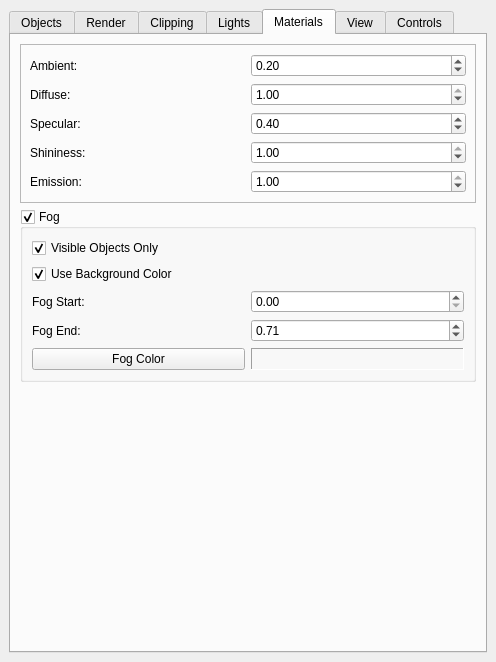
This is src/Interface/Modules/Render/ViewSceneControls.ui in SCIInstitute/SCIRun as Qt 5 draws it before an edit. The edited form follows.
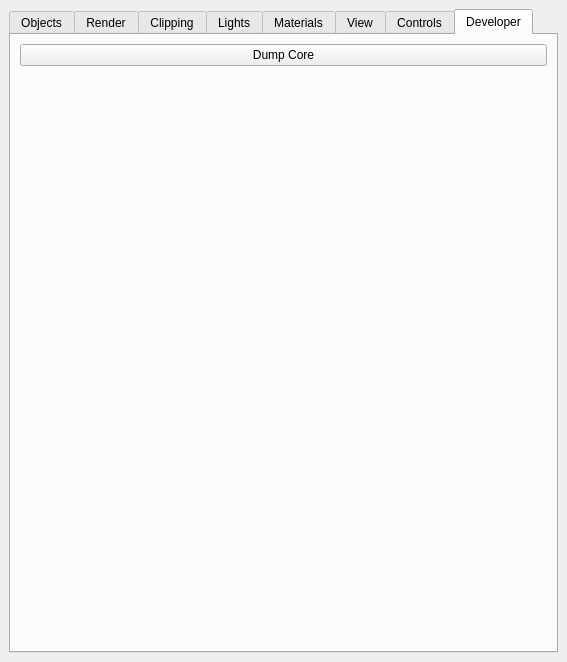
This is the edited form.

Commit message: added toString Button

```diff
--- a/src/Interface/Modules/Render/ViewSceneControls.ui
+++ b/src/Interface/Modules/Render/ViewSceneControls.ui
@@ -6,7 +6,7 @@
    <rect>
     <x>0</x>
     <y>0</y>
-    <width>496</width>
+    <width>567</width>
     <height>662</height>
    </rect>
   </property>
@@ -39,7 +39,7 @@
        </font>
       </property>
       <property name="currentIndex">
-       <number>4</number>
+       <number>7</number>
       </property>
       <widget class="QWidget" name="ObjectTab">
        <attribute name="title">
@@ -2347,6 +2347,39 @@
         </item>
        </layout>
       </widget>
+      <widget class="QWidget" name="DeveloperTab">
+       <attribute name="title">
+        <string>Developer</string>
+       </attribute>
+       <layout class="QGridLayout" name="gridLayout_8">
+        <item row="0" column="0">
+         <widget class="QPushButton" name="toStringButton_">
+          <property name="sizePolicy">
+           <sizepolicy hsizetype="Preferred" vsizetype="Preferred">
+            <horstretch>0</horstretch>
+            <verstretch>0</verstretch>
+           </sizepolicy>
+          </property>
+          <property name="text">
+           <string>Dump Core</string>
+          </property>
+         </widget>
+        </item>
+        <item row="1" column="0">
+         <spacer name="verticalSpacer_2">
+          <property name="orientation">
+           <enum>Qt::Vertical</enum>
+          </property>
+          <property name="sizeHint" stdset="0">
+           <size>
+            <width>20</width>
+            <height>40</height>
+           </size>
+          </property>
+         </spacer>
+        </item>
+       </layout>
+      </widget>
      </widget>
     </item>
    </layout>
```
Left out of the diff: 13 changed lines with no effect on the pictures. The commit also changes 4 other files.
